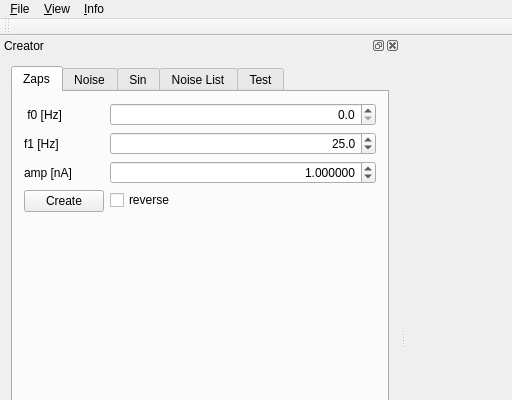
First picture: the form in mainwindow.ui, repository ChristophKirst/TemplateCreator, before the edit; both pictures show x 0 to 512 and y 0 to 400 of the 1003 by 890 pixel window.
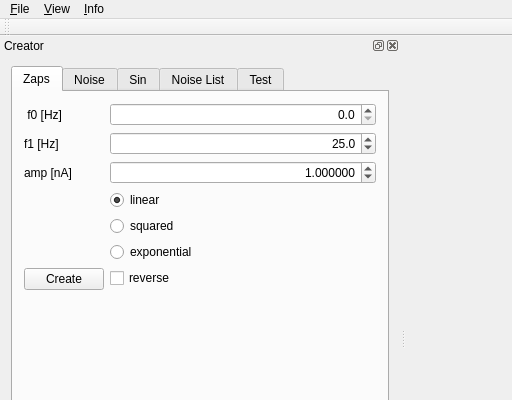
Second picture: the form after the edit. The open tabs and pages were chosen to show the change. Icons and pictures are not drawn.

The edit to the form file:
```diff
--- a/mainwindow.ui
+++ b/mainwindow.ui
@@ -484,6 +484,30 @@
               </property>
              </widget>
             </item>
+            <item row="10" column="1">
+             <widget class="QRadioButton" name="zap_lin_radioButton">
+              <property name="text">
+               <string>linear</string>
+              </property>
+              <property name="checked">
+               <bool>true</bool>
+              </property>
+             </widget>
+            </item>
+            <item row="11" column="1">
+             <widget class="QRadioButton" name="zap_sqr_radioButton">
+              <property name="text">
+               <string>squared</string>
+              </property>
+             </widget>
+            </item>
+            <item row="12" column="1">
+             <widget class="QRadioButton" name="zap_exp_radioButton">
+              <property name="text">
+               <string>exponential</string>
+              </property>
+             </widget>
+            </item>
            </layout>
           </widget>
          </item>
```
Left out of the diff: 4 changed lines with no effect on the pictures.
